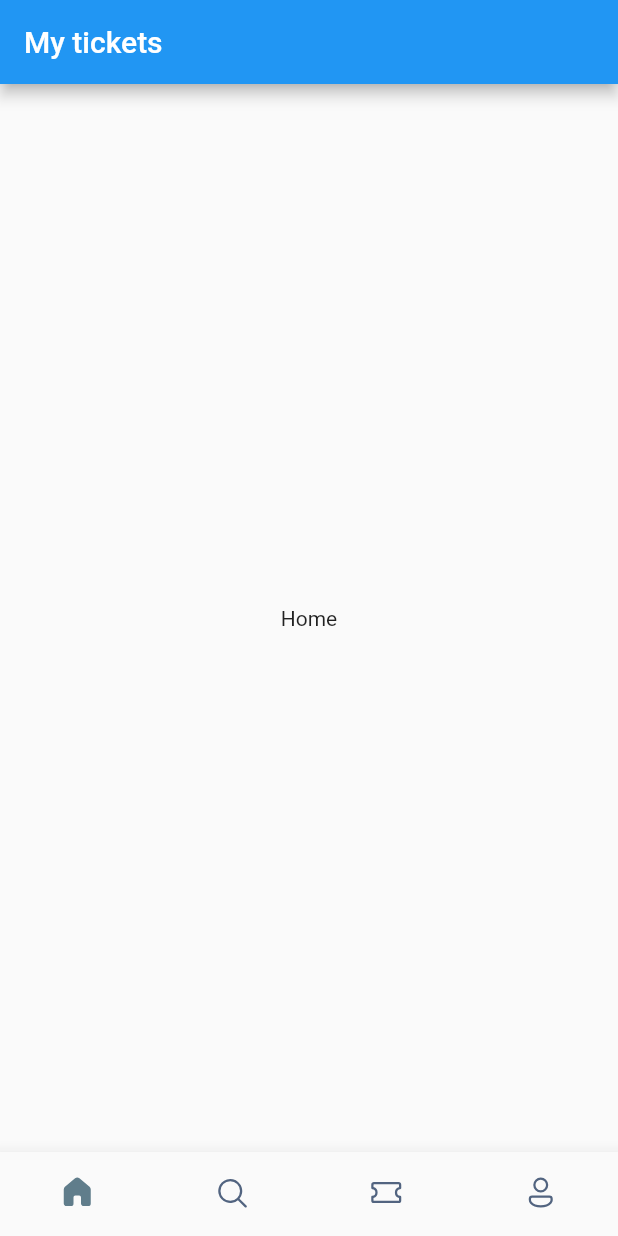
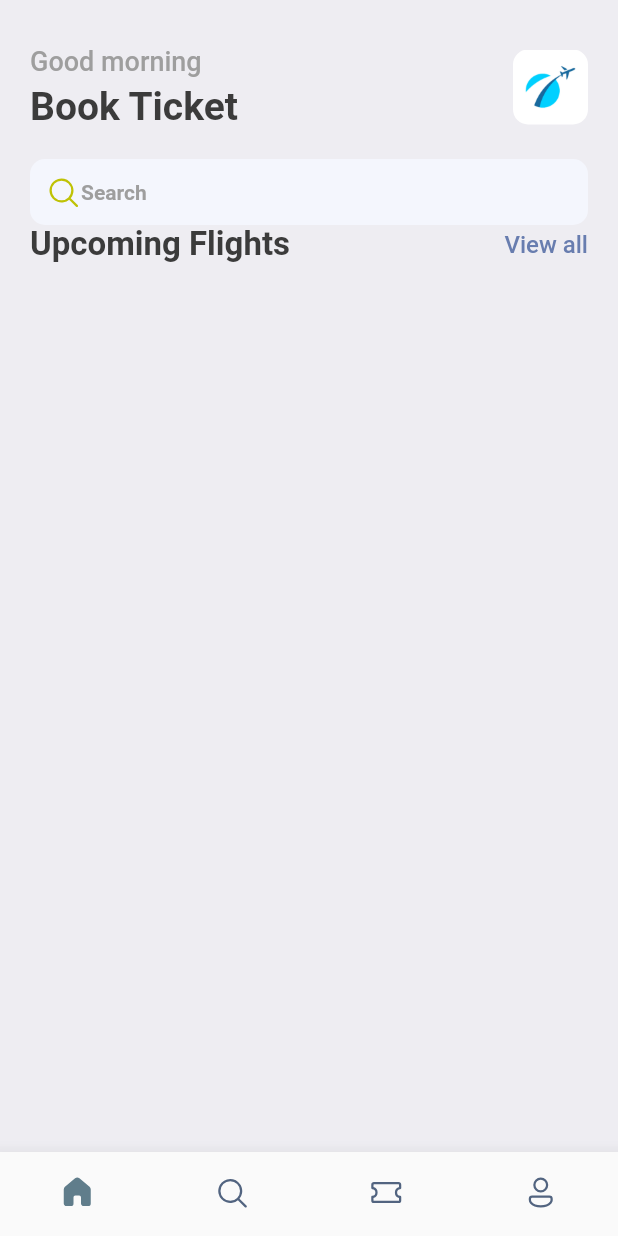
Before and after one commit to med-bs/booktickets, a Flutter app: the screen it shows after launch, on a phone screen of 412 x 824 dp. Run offline on Flutter 3.47's test engine with Material 2 defaults, Android fonts, the phone set to English and light mode, and no system bars; our stand-ins replace fluentui_icons, gap.

Commit message:
home screen v1

```diff
--- a/lib/main.dart
+++ b/lib/main.dart
@@ -1,4 +1,5 @@
 import 'package:booktickets/screens/bottom_bar.dart';
+import 'package:booktickets/utils/app_styles.dart';
 import 'package:flutter/material.dart';
 
 void main() {
@@ -12,9 +13,10 @@ class MyApp extends StatelessWidget {
   @override
   Widget build(BuildContext context) {
     return MaterialApp(
+      debugShowCheckedModeBanner: false,
       title: 'Booking tickets',
       theme: ThemeData(
-        primarySwatch: Colors.blue,
+        primaryColor: primary,
       ),
       home: const BottomBar(),
     );
--- a/lib/screens/bottom_bar.dart
+++ b/lib/screens/bottom_bar.dart
@@ -1,3 +1,4 @@
+import 'package:booktickets/screens/home_screen.dart';
 import 'package:fluentui_icons/fluentui_icons.dart';
 import 'package:flutter/material.dart';
 
@@ -11,7 +12,7 @@ class BottomBar extends StatefulWidget {
 class _BottomBarState extends State<BottomBar> {
   int _selectedIndex = 0;
   static final List<Widget> _widgetoptions = <Widget>[
-    const Text('Home'),
+    const HomeScreen(),
     const Text('Search'),
     const Text('Tickets'),
     const Text('Profile'),
@@ -26,9 +27,6 @@ class _BottomBarState extends State<BottomBar> {
   @override
   Widget build(BuildContext context) {
     return Scaffold(
-      appBar: AppBar(
-        title: const Text("My tickets"),
-      ),
       body: Center(
         child: _widgetoptions[_selectedIndex],
       ),
--- /dev/null
+++ b/lib/screens/home_screen.dart
@@ -0,0 +1,74 @@
+import 'package:booktickets/utils/app_styles.dart';
+import 'package:fluentui_icons/fluentui_icons.dart';
+import 'package:flutter/material.dart';
+import 'package:gap/gap.dart';
+
+class HomeScreen extends StatelessWidget {
+  const HomeScreen({Key? key}) : super(key: key);
+
+  @override
+  Widget build(BuildContext context) {
+    return Scaffold(
+      backgroundColor: Styles.bgColor,
+      body: ListView(
+        children: [
+          Container(
+            padding: const EdgeInsets.symmetric(horizontal: 20),
+            child: Column(
+              children: [
+                const Gap(30),
+                Row(
+                  mainAxisAlignment: MainAxisAlignment.spaceBetween,
+                  children: [
+                    Column(
+                      crossAxisAlignment: CrossAxisAlignment.start,
+                      children: [
+                        Text("Good morning",style: Styles.headLineStyle3,),
+                        const Gap(5),
+                        Text("Book Ticket",style: Styles.headLineStyle1,),
+                      ],
+                    ),
+                    Container(
+                      height: 50,
+                      width: 50,
+                      decoration: BoxDecoration(
+                        borderRadius: BorderRadius.circular(10),
+                        image: const DecorationImage(
+                          fit: BoxFit.cover,
+                          image: AssetImage("assets/images/img_1.png"),
+                        )
+                      ),
+                    ),
+                  ],
+                ),
+                const Gap(20),
+                Container(
+                  padding: const EdgeInsets.symmetric(horizontal: 10, vertical: 10),
+                  decoration: BoxDecoration(
+                    borderRadius: BorderRadius.circular(10),
+                    color: const Color(0xFFF4F6FD),
+                  ),
+                  child: Row(
+                    children: [
+                      const Icon(FluentSystemIcons.ic_fluent_search_regular, color: Color(0xFFBFC205),),
+                      Text("Search",style: Styles.headLineStyle4,),
+                    ],
+                  ),
+                ),
+                Row(
+                  mainAxisAlignment: MainAxisAlignment.spaceBetween,
+                  children: [
+                    Text("Upcoming Flights", style: Styles.headLineStyle2,),
+                    InkWell(
+                        onTap: (){print("view all");},
+                        child: Text("View all", style: Styles.textStyle.copyWith(color: Styles.primaryColor),)),
+                  ],
+                )
+              ],
+            ),
+          ),
+        ],
+      ),
+    );
+  }
+}
--- /dev/null
+++ b/lib/utils/app_styles.dart
@@ -0,0 +1,16 @@
+import 'package:flutter/material.dart';
+
+Color primary = const Color(0xFF687daf);
+
+class Styles{
+  static Color primaryColor = primary;
+  static Color textColor = const Color(0xFF3b3b3b);
+  static Color bgColor = const Color(0xFFeeedf2);
+  static Color orangeColor = const Color(0xFF526799);
+  static TextStyle textStyle = TextStyle(fontSize: 16,color: textColor, fontWeight: FontWeight.w500);
+  static TextStyle headLineStyle1 = TextStyle(fontSize: 26,color: textColor, fontWeight: FontWeight.bold);
+  static TextStyle headLineStyle2 = TextStyle(fontSize: 22,color: textColor, fontWeight: FontWeight.bold);
+  static TextStyle headLineStyle3 = TextStyle(fontSize: 18,color: Colors.grey.shade500, fontWeight: FontWeight.w500);
+  static TextStyle headLineStyle4 = TextStyle(fontSize: 14,color: Colors.grey.shade500, fontWeight: FontWeight.bold);
+
+}
--- a/pubspec.yaml
+++ b/pubspec.yaml
@@ -35,6 +35,7 @@ dependencies:
   # Use with the CupertinoIcons class for iOS style icons.
   cupertino_icons: ^1.0.2
   fluentui_icons: ^1.0.0
+  gap: ^2.0.0
 
 dev_dependencies:
   flutter_test:
@@ -59,8 +60,8 @@ flutter:
   uses-material-design: true
 
   # To add assets to your application, add an assets section, like this:
-  # assets:
-  #   - images/a_dot_burr.jpeg
+  assets:
+    - assets/images/
   #   - images/a_dot_ham.jpeg
 
   # An image asset can refer to one or more resolution-specific "variants", see
```
Also changed, not shown: assets/images/img.png (added), assets/images/img_1.png (added), assets/images/one.png (added), assets/images/sit.jpg (added), assets/images/three.png (added), assets/images/two.png (added), assets/images/visa.png (added), pubspec.lock.
